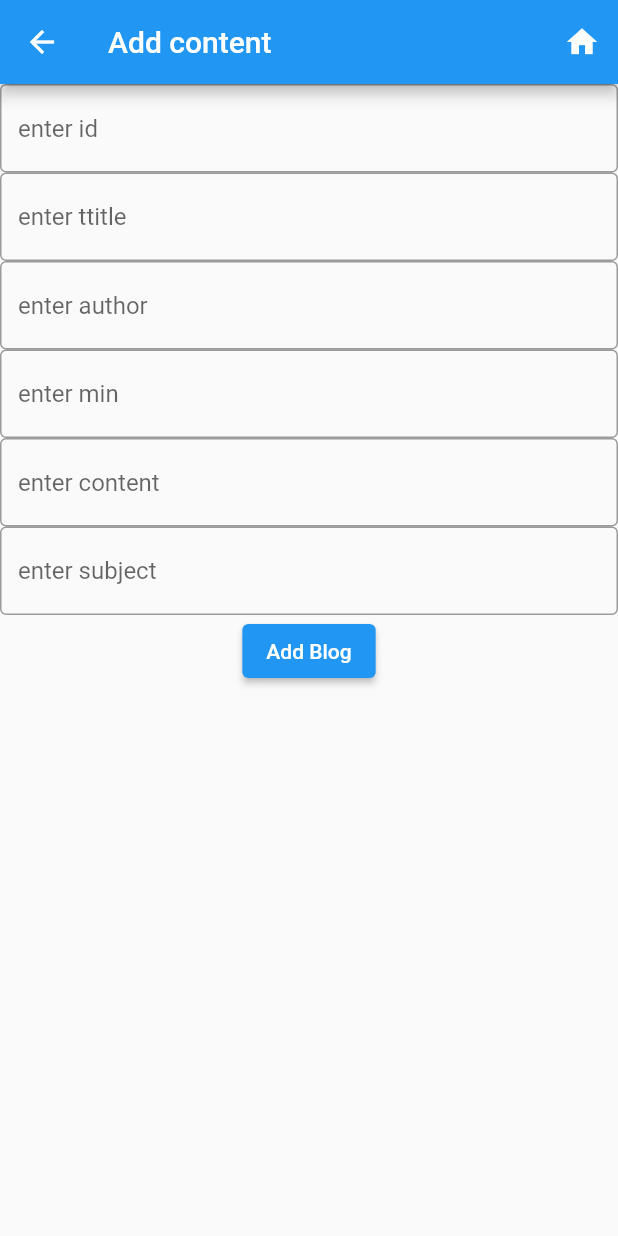
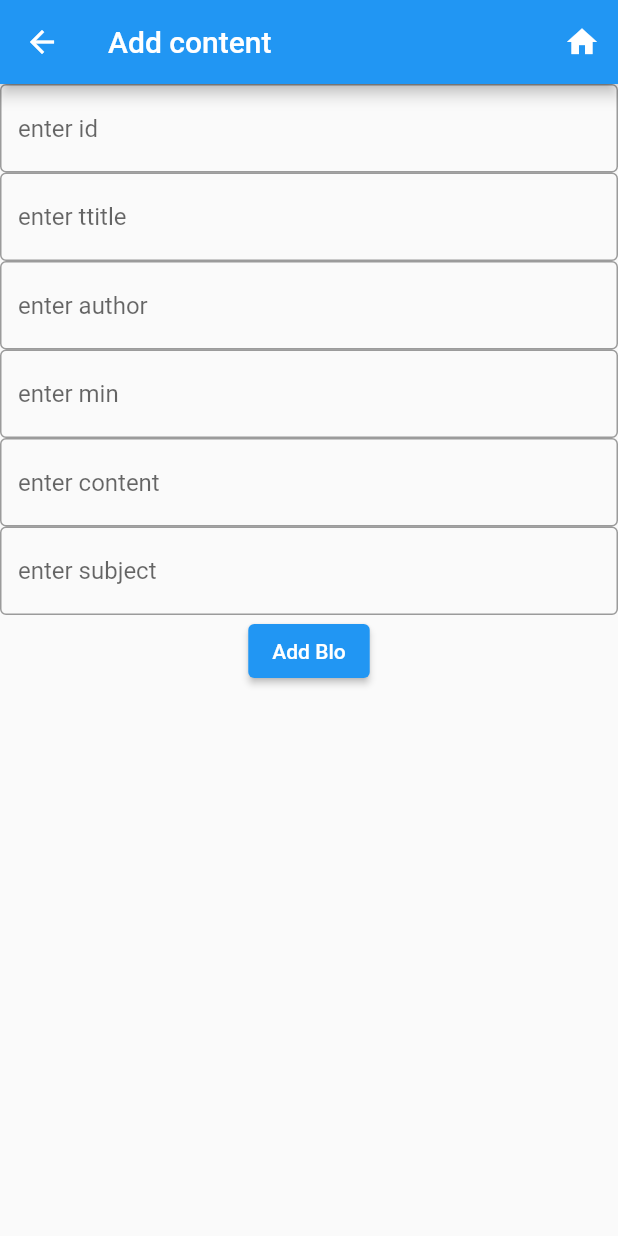
Before and after one commit to Flutter-GG/HW-2, a Flutter app: the Addpage screen opened directly, on a phone screen of 412 x 824 dp. Run offline on Flutter 3.47's test engine with Material 2 defaults, Android fonts, the phone set to English and light mode, and no system bars.

```diff
--- a/myproject/lib/view/add_screen.dart
+++ b/myproject/lib/view/add_screen.dart
@@ -74,7 +74,7 @@ class _AddpageState extends State<Addpage> {
                   setState(() {});
                   context.gitpush(Home());
                 },
-                child: Text("Add Blog"))
+                child: Text("Add Blo"))
           ],
         ),
       ),
```
